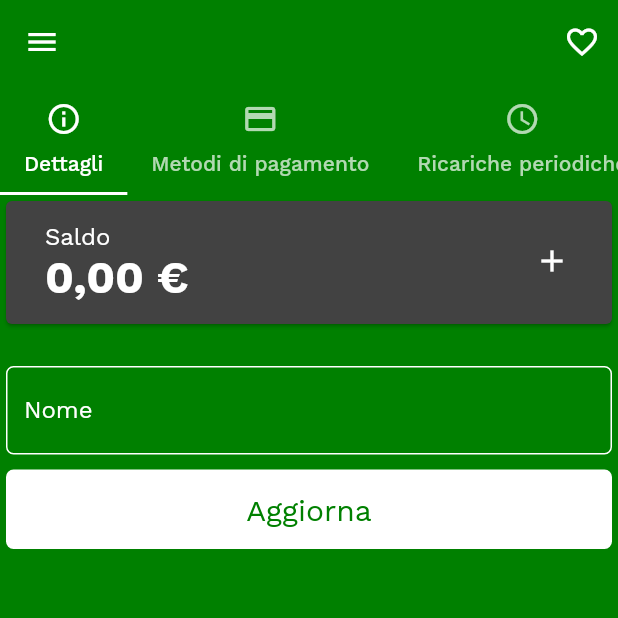
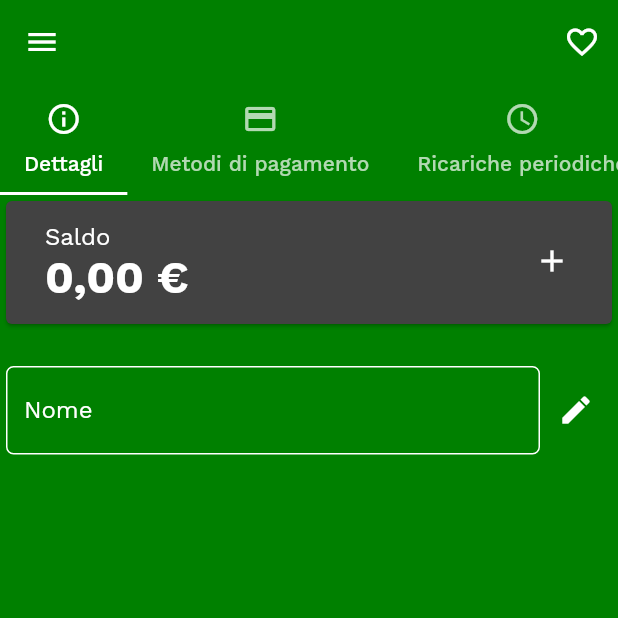
Before and after one commit to alex-sandri/scootr-app, a Flutter app: the WalletRoute screen opened directly with empty values, on a phone screen of 412 x 824 dp, the top half of it. Run offline on Flutter 3.47's test engine with Material 2 defaults, Android fonts, the phone set to English and light mode, and no system bars; our stand-ins replace flutter_map, flutter_svg, hive, hive_flutter, latlong; missing offline and left inert: flutter_inappwebview; accounts and stored records are empty.

Commit message:
Update wallet details

```diff
--- a/lib/config/Theme.dart
+++ b/lib/config/Theme.dart
@@ -23,6 +23,12 @@ class ThemeConfig {
           color: Config.SECONDARY_COLOR,
         ),
         enabledBorder: OutlineInputBorder(
+          borderRadius: BorderRadius.circular(5),
+          borderSide: BorderSide(
+            color: Config.SECONDARY_COLOR,
+          ),
+        ),
+        disabledBorder: OutlineInputBorder(
           borderRadius: BorderRadius.circular(5),
           borderSide: BorderSide(
             color: Config.SECONDARY_COLOR,
--- a/lib/widgets/wallet/WalletDetails.dart
+++ b/lib/widgets/wallet/WalletDetails.dart
@@ -2,10 +2,17 @@ import 'package:flutter/material.dart';
 import 'package:intl/intl.dart';
 import 'package:scootr/models/Wallet.dart';
 
-class WalletDetails extends StatelessWidget {
+class WalletDetails extends StatefulWidget {
   final Wallet _wallet;
 
   WalletDetails(this._wallet);
+
+  @override
+  _WalletDetailsState createState() => _WalletDetailsState();
+}
+
+class _WalletDetailsState extends State<WalletDetails> {
+  bool _isEditing = false;
 
   @override
   Widget build(BuildContext context) {
@@ -24,7 +31,7 @@ class WalletDetails extends StatelessWidget {
                       .simpleCurrency(
                         locale: Localizations.localeOf(context).toString(),
                       )
-                      .format(_wallet.balance),
+                      .format(widget._wallet.balance),
                     style: TextStyle(
                       fontSize: 30,
                       fontWeight: FontWeight.w700,
@@ -48,13 +55,28 @@ class WalletDetails extends StatelessWidget {
           child: Form(
             child: Column(
               children: [
-                TextFormField(
-                  initialValue: _wallet.name,
+                Row(
+                  children: [
+                    Expanded(
+                      child: TextFormField(
+                        initialValue: widget._wallet.name,
                         decoration: InputDecoration(
                           labelText: "Nome",
+                          enabled: _isEditing,
                         ),
                       ),
+                    ),
+                    IconButton(
+                      icon: Icon(Icons.edit),
+                      onPressed: () {
+                        // TODO
+                      },
+                    ),
+                  ],
+                ),
                 SizedBox(height: 10),
+
+                if (_isEditing)
                   Container(
                     width: double.infinity,
                     child: TextButton(
```
Lines whose indentation alone changed are shown as unchanged.
